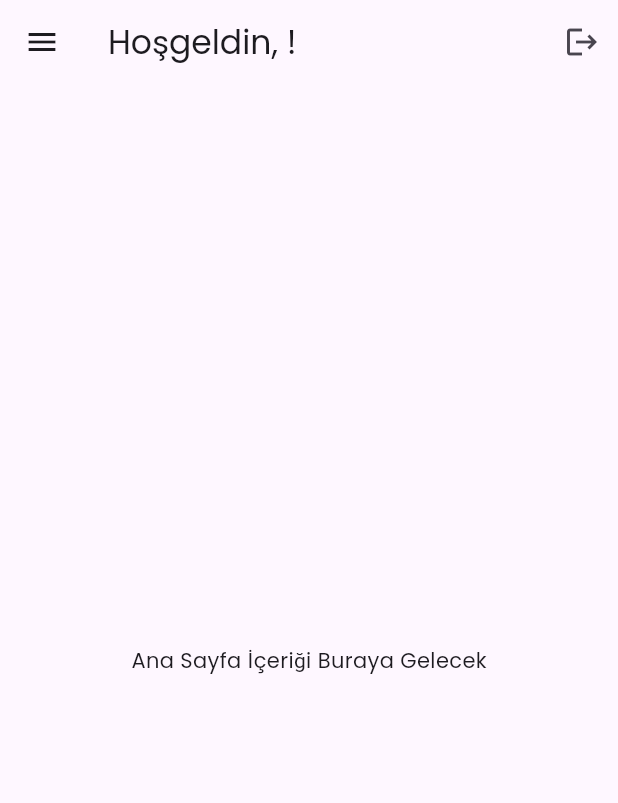
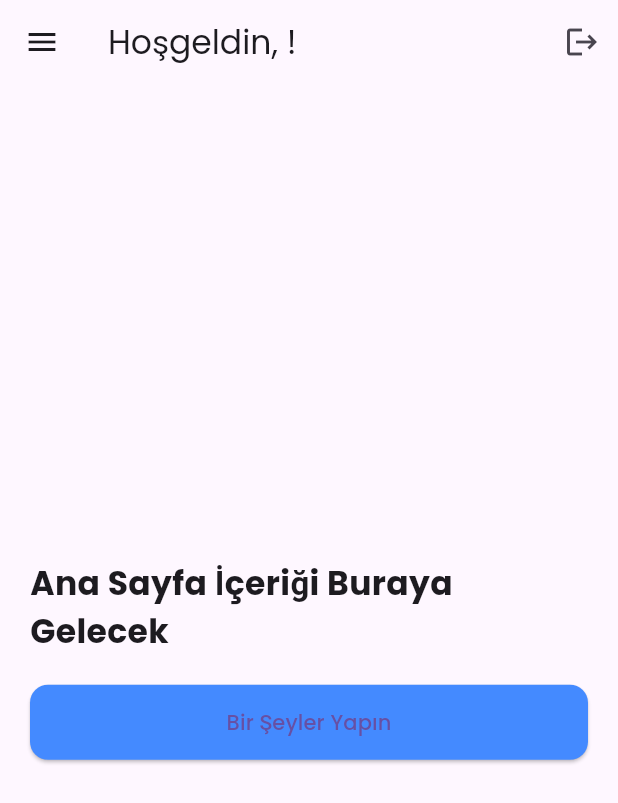
Before and after one commit to erdemsincer/education_platform, a Flutter app: the HomeScreen screen opened directly, on a phone screen of 412 x 824 dp. Shown: the top 803 px of the screen. Run offline on Flutter 3.47's test engine with Material 3 defaults, Android fonts, the phone set to English and light mode, and no system bars; our stand-ins replace dio, google_fonts, jwt_decoder, shared_preferences; accounts and stored records are empty.

Commit message:
tartışmalar sayfası

```diff
--- a/lib/screens/Profile/profile_screen.dart
+++ b/lib/screens/Profile/profile_screen.dart
@@ -11,6 +11,7 @@ class _ProfileScreenState extends State<ProfileScreen> {
   String userEmail = "";
   String profileImage = "https://via.placeholder.com/150";
   List<String> userRoles = [];
+  String userId = "";  // Adding userId to store and display
 
   @override
   void initState() {
@@ -25,6 +26,7 @@ class _ProfileScreenState extends State<ProfileScreen> {
       userEmail = prefs.getString("userEmail") ?? "";
       profileImage = prefs.getString("profileImage") ?? "https://via.placeholder.com/150";
       userRoles = prefs.getStringList("userRoles") ?? [];
+      userId = prefs.getString("userId") ?? "";  // Load userId from SharedPreferences
     });
   }
 
@@ -50,6 +52,7 @@ class _ProfileScreenState extends State<ProfileScreen> {
             _buildProfileItem(Icons.person, "Ad Soyad", userName),
             _buildProfileItem(Icons.email, "E-Posta", userEmail),
             _buildProfileItem(Icons.security, "Roller", userRoles.join(", ")),
+            _buildProfileItem(Icons.account_circle, "Kullanıcı ID", userId),  // Display userId here
           ],
         ),
       ),
--- a/lib/screens/home/home_screen.dart
+++ b/lib/screens/home/home_screen.dart
@@ -54,21 +54,28 @@ class _HomeScreenState extends State<HomeScreen> {
           padding: EdgeInsets.zero,
           children: [
             DrawerHeader(
-              decoration: BoxDecoration(color: Colors.blue),
+              decoration: BoxDecoration(color: Colors.blueAccent),
               child: Column(
                 mainAxisAlignment: MainAxisAlignment.center,
                 children: [
-                  CircleAvatar(radius: 30, backgroundImage: NetworkImage(profileImage)),
+                  CircleAvatar(
+                    radius: 40,
+                    backgroundImage: NetworkImage(profileImage),
+                  ),
                   SizedBox(height: 10),
-                  Text(userName, style: TextStyle(color: Colors.white, fontSize: 18)),
+                  Text(userName, style: TextStyle(color: Colors.white, fontSize: 20, fontWeight: FontWeight.bold)),
                   Text(userEmail, style: TextStyle(color: Colors.white70, fontSize: 14)),
                   SizedBox(height: 5),
-                  Text("Roller: ${userRoles.join(", ")}", style: TextStyle(color: Colors.white70, fontSize: 12)),
+                  Text(
+                    "Roller: ${userRoles.join(", ")}",
+                    style: TextStyle(color: Colors.white70, fontSize: 12),
+                    overflow: TextOverflow.ellipsis, // Uzun rollerin taşmasını engelliyoruz
+                  ),
                 ],
               ),
             ),
             ListTile(
-              leading: Icon(Icons.person),
+              leading: Icon(Icons.person, color: Colors.blueAccent),
               title: Text("Profil"),
               onTap: () {
                 // Profil sayfasına yönlendir
@@ -76,19 +83,54 @@ class _HomeScreenState extends State<HomeScreen> {
               },
             ),
             ListTile(
-              leading: Icon(Icons.chat),
+              leading: Icon(Icons.chat, color: Colors.blueAccent),
               title: Text("Tartışmalar"),  // Tartışmalar menüsünü ekledik
               onTap: () {
                 // Tartışmalar sayfasına yönlendir
                 Navigator.push(context, MaterialPageRoute(builder: (context) => DiscussionsScreen()));
               },
             ),
-            ListTile(leading: Icon(Icons.settings), title: Text("Ayarlar"), onTap: () {}),
-            ListTile(leading: Icon(Icons.logout), title: Text("Çıkış Yap"), onTap: _logout),
+            ListTile(
+              leading: Icon(Icons.settings, color: Colors.blueAccent),
+              title: Text("Ayarlar"),
+              onTap: () {},
+            ),
+            ListTile(
+              leading: Icon(Icons.logout, color: Colors.blueAccent),
+              title: Text("Çıkış Yap"),
+              onTap: _logout,
+            ),
           ],
         ),
       ),
-      body: Center(child: Text("Ana Sayfa İçeriği Buraya Gelecek")),
+      body: Center(
+        child: Padding(
+          padding: const EdgeInsets.all(20.0),
+          child: Column(
+            mainAxisAlignment: MainAxisAlignment.center,
+            children: [
+              // Ana sayfa içeriği, şimdilik örnek bir yazı
+              Text(
+                "Ana Sayfa İçeriği Buraya Gelecek",
+                style: TextStyle(fontSize: 22, fontWeight: FontWeight.bold),
+              ),
+              SizedBox(height: 20),
+              ElevatedButton(
+                onPressed: () {
+                  // Burada bir işlev ekleyebilirsiniz.
+                },
+                child: Text("Bir Şeyler Yapın"),
+                style: ElevatedButton.styleFrom(
+                  minimumSize: Size(double.infinity, 50), backgroundColor: Colors.blueAccent,
+                  shape: RoundedRectangleBorder(
+                    borderRadius: BorderRadius.circular(12),
+                  ),
+                ),
+              ),
+            ],
+          ),
+        ),
+      ),
     );
   }
 }
```
Also changed, not shown: lib/main.dart (+35 -6 lines), lib/screens/auth/login_screen.dart (+10 -9 lines).
